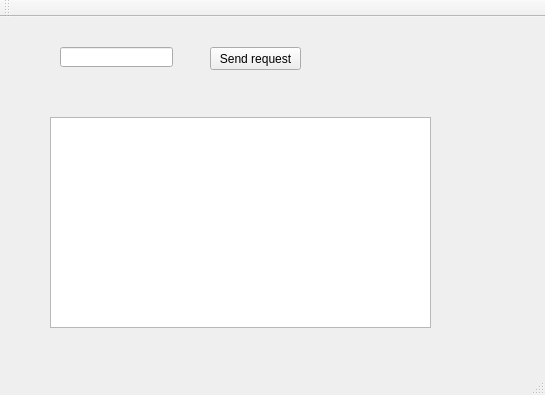
AlexRNL/qt-betaseries, file mainwindow.ui: the form before one commit.
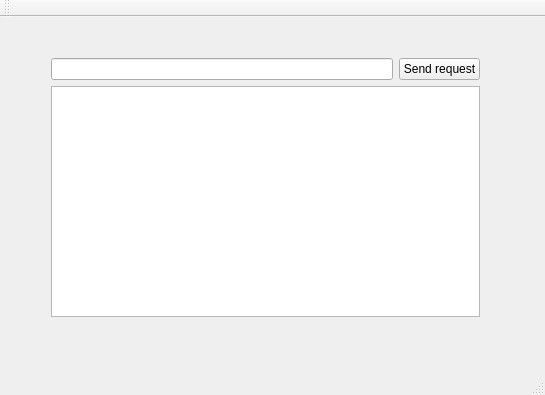
The form after the commit.

Commit message:
Improve requests and move the parsing of the search result in the appropriate class.
Error processing implemented.

```diff
--- a/mainwindow.ui
+++ b/mainwindow.ui
@@ -14,41 +14,39 @@
    <string>MainWindow</string>
   </property>
   <widget class="QWidget" name="centralWidget">
-   <widget class="QPushButton" name="_sendRequest">
-    <property name="enabled">
-     <bool>true</bool>
-    </property>
+   <widget class="QWidget" name="gridLayoutWidget">
     <property name="geometry">
      <rect>
-      <x>210</x>
+      <x>40</x>
       <y>30</y>
-      <width>91</width>
-      <height>23</height>
+      <width>451</width>
+      <height>281</height>
      </rect>
     </property>
-    <property name="text">
-     <string>Send request</string>
-    </property>
-   </widget>
-   <widget class="QTextEdit" name="_result">
-    <property name="geometry">
-     <rect>
-      <x>50</x>
-      <y>100</y>
-      <width>381</width>
-      <height>211</height>
-     </rect>
-    </property>
-   </widget>
-   <widget class="QLineEdit" name="_searchInput">
-    <property name="geometry">
-     <rect>
-      <x>60</x>
-      <y>30</y>
-      <width>113</width>
-      <height>20</height>
-     </rect>
-    </property>
+    <layout class="QGridLayout" name="gridLayout">
+     <item row="0" column="0">
+      <widget class="QLineEdit" name="_searchInput"/>
+     </item>
+     <item row="0" column="1">
+      <widget class="QPushButton" name="_sendRequest">
+       <property name="enabled">
+        <bool>true</bool>
+       </property>
+       <property name="text">
+        <string>Send request</string>
+       </property>
+       <property name="autoDefault">
+        <bool>true</bool>
+       </property>
+       <property name="default">
+        <bool>false</bool>
+       </property>
+      </widget>
+     </item>
+     <item row="1" column="0" colspan="2">
+      <widget class="QTextEdit" name="_result"/>
+     </item>
+    </layout>
    </widget>
   </widget>
   <widget class="QMenuBar" name="menuBar">
```
The commit also changes 6 other files.
